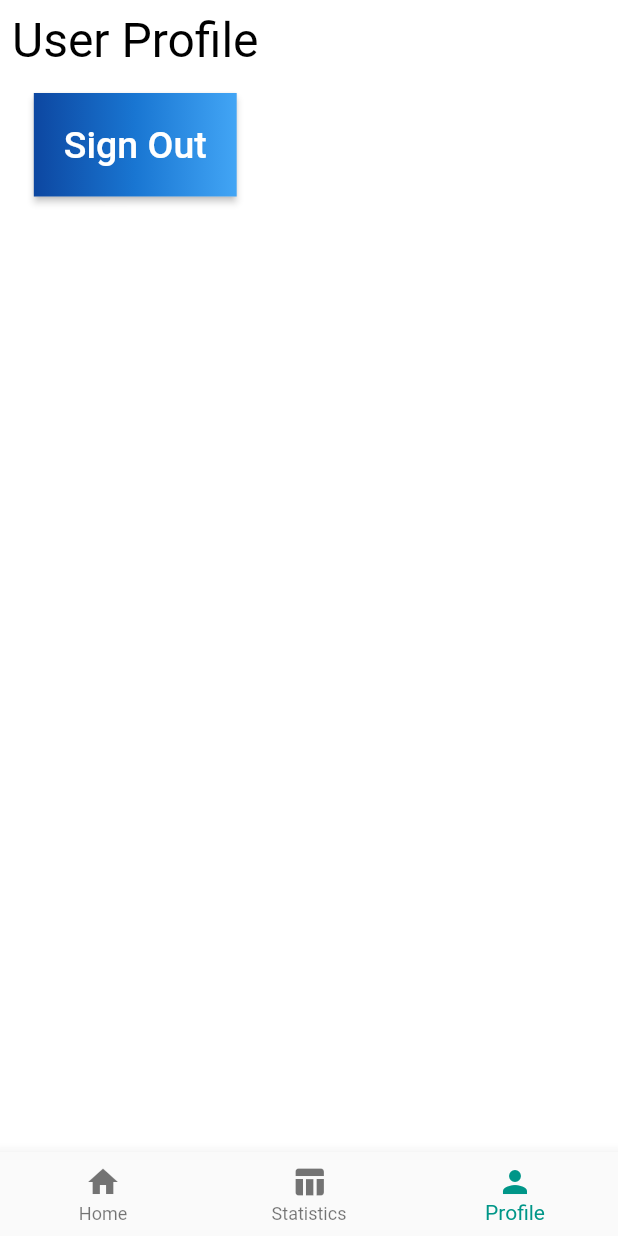
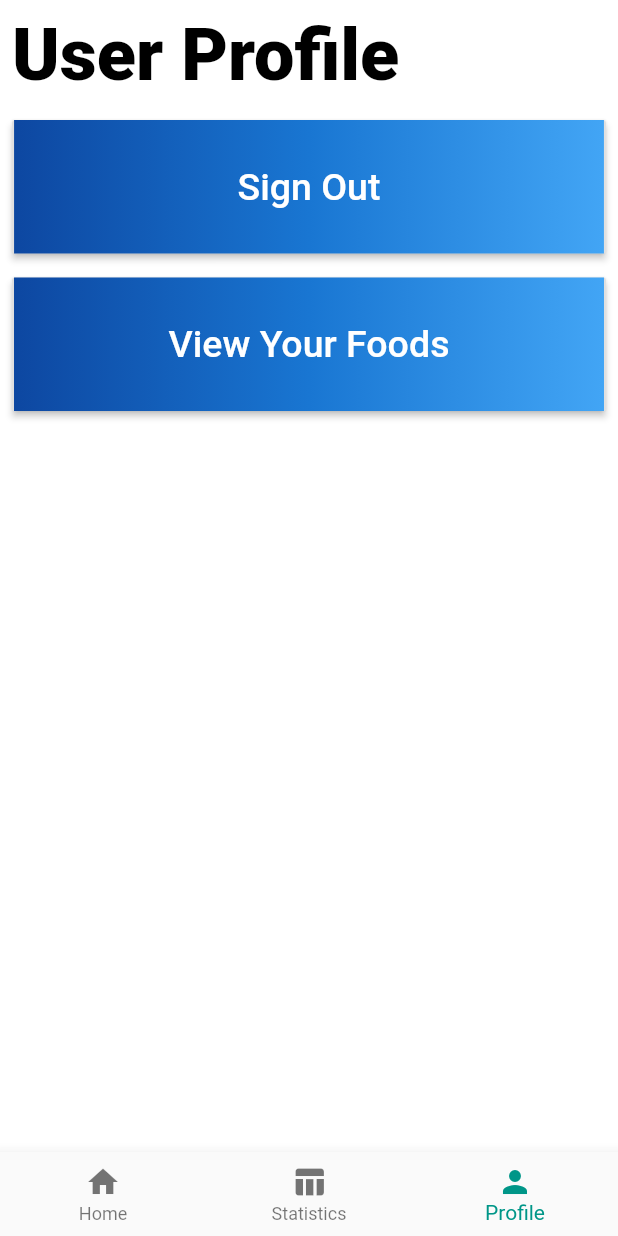
Before and after one commit to haoteng10/HealthyPlate, a Flutter app: the BottomNav screen opened directly, item 3 of the bottom bar chosen, on a phone screen of 412 x 824 dp. Run offline on Flutter 3.47's test engine with Material 2 defaults, Android fonts, the phone set to English and light mode, and no system bars; our stand-ins replace cloud_firestore, firebase_auth, fl_chart, flutter_dotenv, flutter_spinkit; missing offline and left inert: flutter_barcode_scanner, oauth2; accounts and stored records are empty.

```diff
--- a/lib/models/food.dart
+++ b/lib/models/food.dart
@@ -21,6 +21,8 @@ class FoodData {
 
   final String dateTime;
 
+  final String documentID;
+
   FoodData({
     this.brandName,
     this.foodName,
@@ -28,5 +30,6 @@ class FoodData {
     this.serving,
     this.user,
     this.dateTime,
+    this.documentID,
   });
 }
--- a/lib/screens/statistics/components/weekly_calories_bar_chart.dart
+++ b/lib/screens/statistics/components/weekly_calories_bar_chart.dart
@@ -1,9 +1,6 @@
 import "package:fl_chart/fl_chart.dart";
 import "package:flutter/material.dart";
-import 'package:nutrition/services/database.dart';
 import "package:nutrition/models/food.dart";
-import "package:nutrition/models/user.dart";
-import "package:provider/provider.dart";
 
 class WeeklyCaloriesBarChart extends StatefulWidget {
   List<FoodData> filteredFoods;
--- a/lib/screens/user_profile_screen.dart
+++ b/lib/screens/user_profile_screen.dart
@@ -1,4 +1,5 @@
 import "package:flutter/material.dart";
+import 'package:nutrition/screens/list_foods_screen.dart';
 import "package:nutrition/services/auth.dart";
 
 class UserProfileScreen extends StatefulWidget {
@@ -14,12 +15,15 @@ class _UserProfileScreenState extends State<UserProfileScreen> {
     return SafeArea(
       child: Padding(
         padding: const EdgeInsets.all(8.0),
-        child: Column(children: <Widget>[
+        child: Column(
+            crossAxisAlignment: CrossAxisAlignment.stretch,
+            children: <Widget>[
               Text(
                 "User Profile",
                 style: TextStyle(
-              fontSize: 32.0,
+                  fontSize: 48.0,
                   color: Colors.black,
+                  fontWeight: FontWeight.w800,
                 ),
               ),
               SizedBox(height: 16.0),
@@ -39,13 +43,42 @@ class _UserProfileScreenState extends State<UserProfileScreen> {
                       ],
                     ),
                   ),
-              padding: const EdgeInsets.all(20.0),
+                  padding:
+                      const EdgeInsets.symmetric(horizontal: 149, vertical: 30),
                   child: Text(
                     "Sign Out",
                     style: TextStyle(fontSize: 25),
                   ),
                 ),
-          )
+              ),
+              SizedBox(height: 16.0),
+              RaisedButton(
+                onPressed: () {
+                  Navigator.push(
+                      context,
+                      MaterialPageRoute(
+                          builder: (context) => ListFoodsScreen()));
+                },
+                textColor: Colors.white,
+                padding: EdgeInsets.all(0.0),
+                child: Container(
+                  decoration: const BoxDecoration(
+                    gradient: LinearGradient(
+                      colors: <Color>[
+                        Color(0xFF0D47A1),
+                        Color(0xFF1976D2),
+                        Color(0xFF42A5F5),
+                      ],
+                    ),
+                  ),
+                  padding:
+                      const EdgeInsets.symmetric(horizontal: 103, vertical: 30),
+                  child: Text(
+                    "View Your Foods",
+                    style: TextStyle(fontSize: 25),
+                  ),
+                ),
+              ),
             ]),
       ),
     );
--- a/lib/services/fatsecret.dart
+++ b/lib/services/fatsecret.dart
@@ -50,7 +50,8 @@ class FatSecretService {
   }
 
   //Use the item id to get nutritional values
-  Future<FoodData> getFoodNutrition(int foodID, String dateTime) async {
+  Future<FoodData> getFoodNutrition(
+      int foodID, String dateTime, String documentID) async {
     await checkAndRefreshToken();
 
     if (foodID > 0) {
@@ -123,6 +124,7 @@ class FatSecretService {
             foodUrl: response["food_url"],
             dateTime: dateTime,
             serving: itemServing,
+            documentID: documentID,
           );
         } catch (err) {
           print(
```
Also changed, not shown: lib/screens/list_foods_screen.dart (renamed from lib/temp/firestore_screen.dart, +7 -14 lines), lib/services/database.dart (+7 -2 lines), lib/temp/debug_section.dart (+1 -13 lines). Lines whose indentation alone changed are shown as unchanged.
